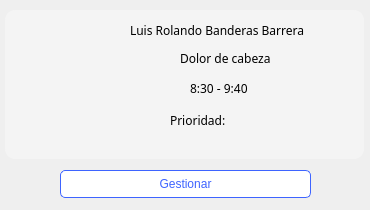
Before: the Qt Designer form hospital-Core/Widgets/Medico/medico_tarjeta_horario.ui in MrDanielG/Hospital-SCRUM, drawn with Qt 5.
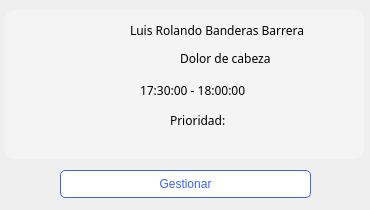
After: the same form once the commit is applied. Icons and pictures are not drawn.

The edit to the form file:
```diff
--- a/hospital-Core/Widgets/Medico/medico_tarjeta_horario.ui
+++ b/hospital-Core/Widgets/Medico/medico_tarjeta_horario.ui
@@ -97,10 +97,10 @@
   <widget class="QLabel" name="lb_hora_medico_tarjeta_horario">
    <property name="geometry">
     <rect>
-     <x>190</x>
+     <x>140</x>
      <y>80</y>
-     <width>71</width>
-     <height>16</height>
+     <width>121</width>
+     <height>20</height>
     </rect>
    </property>
    <property name="font">
@@ -113,7 +113,7 @@
 </string>
    </property>
    <property name="text">
-    <string>8:30 - 9:40</string>
+    <string>17:30:00 - 18:00:00</string>
    </property>
   </widget>
   <widget class="QPushButton" name="btn_gestionar_medico_tarjeta_horario">
```
